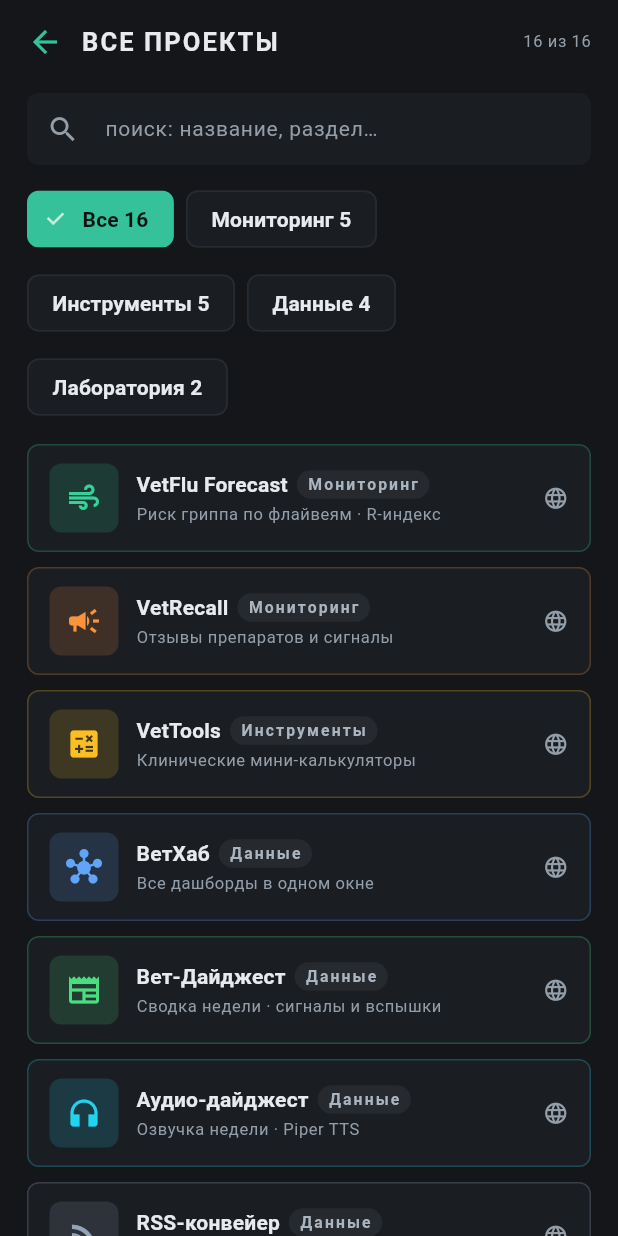
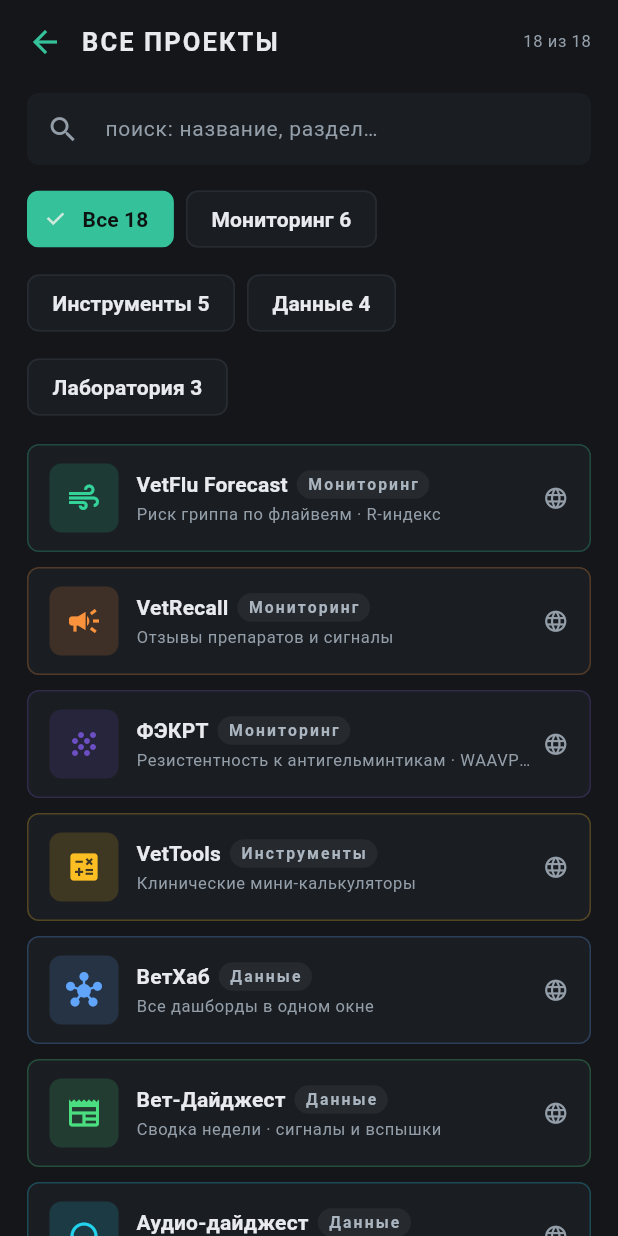
Before and after one commit to shray77/vetos, a Flutter app: the ProjectsScreen screen opened directly with empty values, scrolled down 576 dp, on a phone screen of 412 x 824 dp. Run offline on Flutter 3.47's test engine with Material 3 defaults, Android fonts, the phone set to English and light mode, and no system bars; our stand-ins replace clock, shared_preferences, webview_flutter; accounts and stored records are empty; network calls fail; statements that could not run were skipped.

Commit message:
Task 183: фикс-волна аудита vetos — живой метео-тайл (экран подписан на сервисы через ListenableBuilder; golden-база перегенерирована: старая запекла устаревший кадр спиннера, новый показывает честное офлайн-состояние), README Скачать → rolling tag/latest, каталог 16→18 (+ФЭКРТ, +ВетПетри), CHANGES v0.6.0 по git-истории, тёмный сплэш Прибора; analyze 0, тесты 15/15 × 3 прогона

```diff
--- a/lib/models/project.dart
+++ b/lib/models/project.dart
@@ -67,7 +67,8 @@ class Project {
   });
 }
 
-/// Реестр проектов вет-экосистемы shray77 (v0.4.0: 16 проектов).
+/// Реестр проектов вет-экосистемы shray77 (v0.4.0: 16 проектов, Task 183: +ФЭКРТ
+/// и ВетПетри — 18).
 ///
 /// Первые шесть — ядро (home: true): их плитки стоят на домашнем экране.
 /// Остальные открываются из каталога «Все проекты» — там поиск и разделы.
@@ -179,6 +180,16 @@ const kProjects = <Project>[
     url: 'https://shray77.github.io/vetrecall-site/',
     category: ProjectCategory.monitor,
   ),
+  Project(
+    id: 'vetfecrt',
+    title: 'ФЭКРТ',
+    subtitle: 'Резистентность к антигельминтикам · WAAVP-2023',
+    icon: Icons.grain,
+    color: Color(0xFF6D4FC4),
+    kind: ProjectKind.web,
+    url: 'https://shray77.github.io/vetfecrt-site/',
+    category: ProjectCategory.monitor,
+  ),
 
   // ─── Инструменты ────────────────────────────────────────────────────
   Project(
@@ -255,4 +266,14 @@ const kProjects = <Project>[
     url: 'https://shray77.github.io/vetflu-site/',
     category: ProjectCategory.lab,
   ),
+  Project(
+    id: 'vetpetri',
+    title: 'ВетПетри',
+    subtitle: 'Научная песочница чашки Петри · микробиология',
+    icon: Icons.adjust,
+    color: Color(0xFFA3E635),
+    kind: ProjectKind.web,
+    url: 'https://shray77.github.io/vetpetri/',
+    category: ProjectCategory.lab,
+  ),
 ];
--- a/lib/screens/settings_screen.dart
+++ b/lib/screens/settings_screen.dart
@@ -229,7 +229,7 @@ class _SettingsScreenState extends State<SettingsScreen> {
             _section('О VetOS'),
             _aboutTile(
               'VetOS 0.6.0 · ru.shray77.vetos',
-              'лаунчер-хаб вет-экосистемы: 16 проектов, живой метео-тайл, лента данных, встроенный браузер',
+              'лаунчер-хаб вет-экосистемы: 18 проектов, живой метео-тайл, лента данных, встроенный браузер',
             ),
             _aboutTile(
               'Источник метео',
--- a/pubspec.yaml
+++ b/pubspec.yaml
@@ -1,5 +1,5 @@
 name: vetos
-description: "VetOS — Android-лаунчер-хаб вет-экосистемы: живой метео-тайл THI и каталог 16 проектов."
+description: "VetOS — Android-лаунчер-хаб вет-экосистемы: живой метео-тайл THI и каталог 18 проектов."
 # The following line prevents the package from being accidentally published to
 # pub.dev using `flutter pub publish`. This is preferred for private packages.
 publish_to: 'none' # Remove this line if you wish to publish to pub.dev
```
Also changed, not shown: lib/screens/home_screen.dart (+19 -3 lines), 9 other files.
